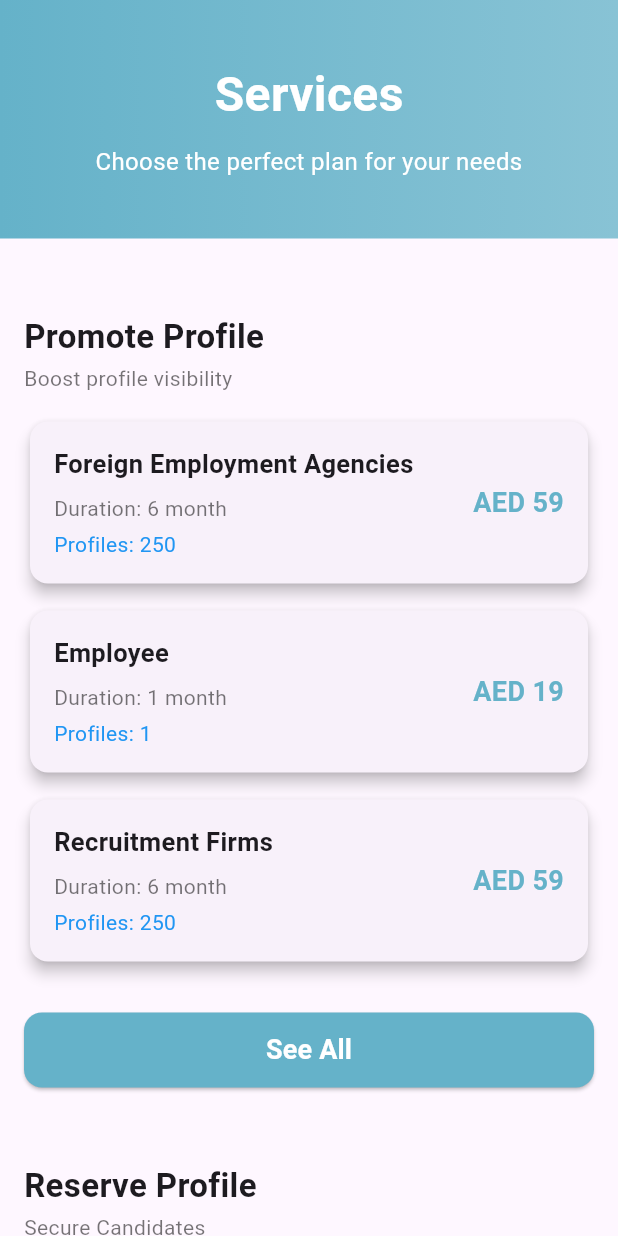
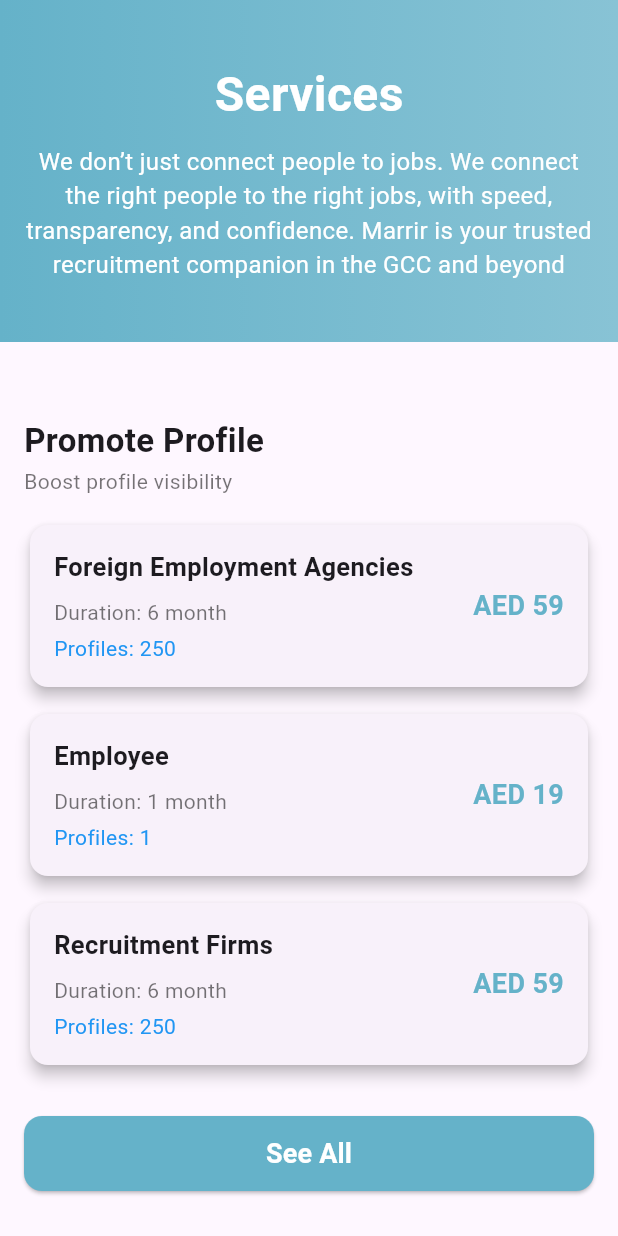
Before and after one commit to 72730882/marrir, a Flutter app: the ServicesScreen widget shown alone on an empty page, opened directly, on a phone screen of 412 x 824 dp. Run offline on Flutter 3.47's test engine with Material 3 defaults, Android fonts, the phone set to English and light mode, and no system bars; our stand-ins replace country_picker, dotted_border, font_awesome_flutter.

Commit message:
service feedback

```diff
--- a/lib/Component/Employee/CV/Steps/experience.dart
+++ b/lib/Component/Employee/CV/Steps/experience.dart
@@ -41,10 +41,8 @@
       lastDate: DateTime(2100),
     );
 
-    if (pickedDate != null) {
-      controller.text =
-          "${pickedDate.month}/${pickedDate.day}/${pickedDate.year}";
-    }
+    controller.text =
+        "${pickedDate?.month}/${pickedDate?.day}/${pickedDate?.year}";
   }
 
   @override
--- a/lib/Component/Employee/EmployeeDashboard/status.dart
+++ b/lib/Component/Employee/EmployeeDashboard/status.dart
@@ -228,11 +228,9 @@
                       firstDate: DateTime(2000),
                       lastDate: DateTime(2100),
                     );
-                    if (picked != null) {
                     setState(() {
                       _fromDate = picked;
                     });
-                    }
                   }),
                 ),
                 const SizedBox(width: 12),
@@ -244,11 +242,9 @@
                       firstDate: DateTime(2000),
                       lastDate: DateTime(2100),
                     );
-                    if (picked != null) {
                     setState(() {
                       _toDate = picked;
                     });
-                    }
                   }),
                 ),
               ],
--- a/lib/Component/services/services_screen.dart
+++ b/lib/Component/services/services_screen.dart
@@ -37,7 +37,7 @@
                 ),
                 SizedBox(height: 10),
                 Text(
-                  "Choose the perfect plan for your needs",
+                  "We don’t just connect people to jobs. We connect the right people to the right jobs, with speed, transparency, and confidence. Marrir is your trusted recruitment companion in the GCC and beyond",
                   style: TextStyle(
                     fontSize: 16,
                     color: Colors.white,
```
Also changed, not shown: lib/Component/Employee/CV/Steps/id_info.dart (+2 -5 lines), assets/images/onboarding_images/onbording1.jpg (deleted). Lines whose indentation alone changed are shown as unchanged.
